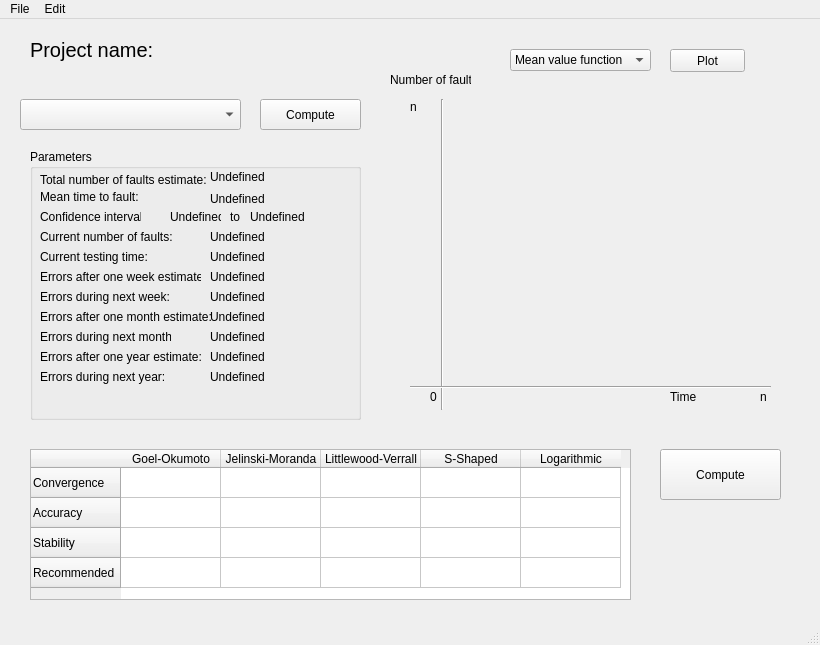
Old version of the form src/SRGMGUI/main.ui in the repository DanielZorin/movepoint.
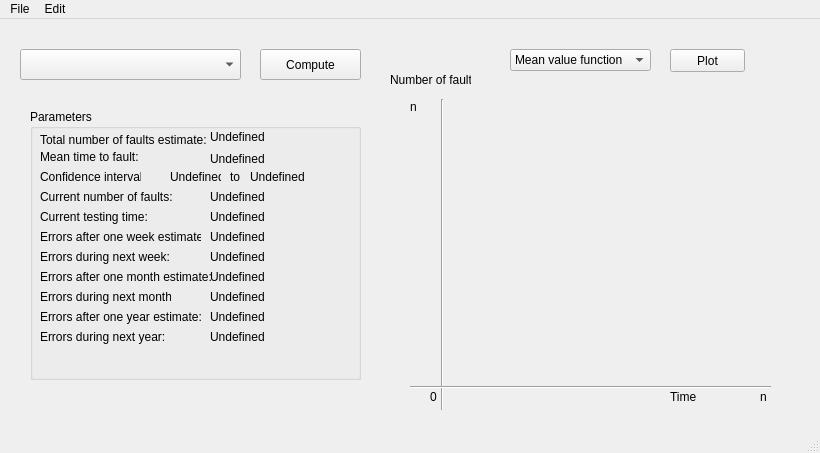
New version of the form.

```diff
--- a/src/SRGMGUI/main.ui
+++ b/src/SRGMGUI/main.ui
@@ -6,7 +6,7 @@
     <x>0</x>
     <y>0</y>
     <width>820</width>
-    <height>645</height>
+    <height>453</height>
    </rect>
   </property>
   <property name="windowTitle" >
@@ -18,14 +18,14 @@
      <x>0</x>
      <y>22</y>
      <width>820</width>
-     <height>602</height>
+     <height>410</height>
     </rect>
    </property>
    <widget class="QComboBox" name="comboBox" >
     <property name="geometry" >
      <rect>
       <x>20</x>
-      <y>80</y>
+      <y>30</y>
       <width>221</width>
       <height>31</height>
      </rect>
@@ -35,7 +35,7 @@
     <property name="geometry" >
      <rect>
       <x>30</x>
-      <y>130</y>
+      <y>90</y>
       <width>331</width>
       <height>271</height>
      </rect>
@@ -356,29 +356,11 @@
      </property>
     </widget>
    </widget>
-   <widget class="QLabel" name="label_3" >
-    <property name="geometry" >
-     <rect>
-      <x>30</x>
-      <y>10</y>
-      <width>581</width>
-      <height>41</height>
-     </rect>
-    </property>
-    <property name="font" >
-     <font>
-      <pointsize>15</pointsize>
-     </font>
-    </property>
-    <property name="text" >
-     <string>Project name: </string>
-    </property>
-   </widget>
    <widget class="QPushButton" name="pushButton" >
     <property name="geometry" >
      <rect>
       <x>260</x>
-      <y>80</y>
+      <y>30</y>
       <width>101</width>
       <height>31</height>
      </rect>
@@ -530,80 +512,6 @@
      <string>Plot</string>
     </property>
    </widget>
-   <widget class="QPushButton" name="pushButton_3" >
-    <property name="geometry" >
-     <rect>
-      <x>660</x>
-      <y>430</y>
-      <width>121</width>
-      <height>51</height>
-     </rect>
-    </property>
-    <property name="text" >
-     <string>Compute</string>
-    </property>
-   </widget>
-   <widget class="QTableWidget" name="tableWidget" >
-    <property name="geometry" >
-     <rect>
-      <x>30</x>
-      <y>430</y>
-      <width>601</width>
-      <height>151</height>
-     </rect>
-    </property>
-    <property name="rowCount" >
-     <number>4</number>
-    </property>
-    <property name="columnCount" >
-     <number>5</number>
-    </property>
-    <row>
-     <property name="text" >
-      <string>Convergence</string>
-     </property>
-    </row>
-    <row>
-     <property name="text" >
-      <string>Accuracy</string>
-     </property>
-    </row>
-    <row>
-     <property name="text" >
-      <string>Stability</string>
-     </property>
-    </row>
-    <row>
-     <property name="text" >
-      <string>Recommended</string>
-     </property>
-    </row>
-    <column>
-     <property name="text" >
-      <string>Goel-Okumoto</string>
-     </property>
-    </column>
-    <column>
-     <property name="text" >
-      <string>Jelinski-Moranda</string>
-     </property>
-    </column>
-    <column>
-     <property name="text" >
-      <string>Littlewood-Verrall</string>
-     </property>
-    </column>
-    <column>
-     <property name="text" >
-      <string>S-Shaped</string>
-     </property>
-    </column>
-    <column>
-     <property name="text" >
-      <string>Logarithmic</string>
-     </property>
-    </column>
-   </widget>
   </widget>
   <widget class="QMenuBar" name="menubar" >
    <property name="geometry" >
@@ -643,7 +551,7 @@
    <property name="geometry" >
     <rect>
      <x>0</x>
-     <y>624</y>
+     <y>432</y>
      <width>820</width>
      <height>21</height>
     </rect>
```
Left out of the diff: 125 changed lines with no effect on the pictures.
